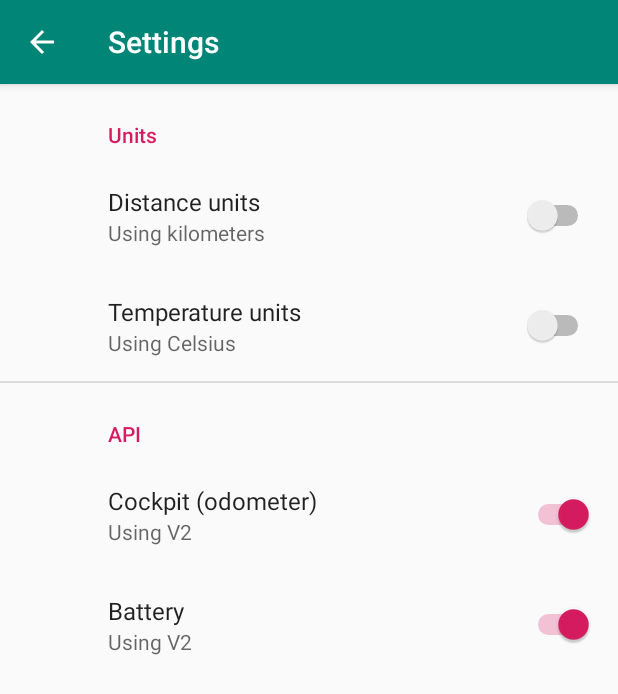
After one commit to robertaramar/MyZOE, an Android app: the SettingsActivity screen opened directly, with no data from a screen before it, on a phone screen of 412 x 824 dp. The commit adds this screen. Shown: the top 694 px of the screen. Run offline under Robolectric (Android 15) with nearby library versions, the phone set to English and light mode, and no system bars; our stand-ins replace androidx.preference.

Commit message:
WE-001: Settings screen working

```diff
--- a/app/src/main/AndroidManifest.xml
+++ b/app/src/main/AndroidManifest.xml
@@ -33,6 +33,10 @@
             android:name=".activities.AboutActivity"
             android:parentActivityName=".activities.MainActivity"
             android:theme="@style/AppTheme.NoActionBar" />
+        <activity
+            android:name=".activities.SettingsActivity"
+            android:parentActivityName=".activities.MainActivity"
+            android:theme="@style/AppTheme.NoActionBar" />
     </application>
 
 </manifest>
--- /dev/null
+++ b/app/src/main/java/de/aramar/zoe/activities/SettingsActivity.java
@@ -0,0 +1,48 @@
+package de.aramar.zoe.activities;
+
+import android.os.Bundle;
+import androidx.appcompat.app.ActionBar;
+import androidx.appcompat.app.AppCompatActivity;
+import androidx.appcompat.widget.Toolbar;
+import android.view.MenuItem;
+import android.view.ViewStub;
+import android.widget.Toast;
+
+import de.aramar.zoe.R;
+import de.aramar.zoe.ui.settings.SettingsFragment;
+
+public class SettingsActivity extends AppCompatActivity {
+
+    @Override
+    protected void onCreate(Bundle savedInstanceState) {
+        super.onCreate(savedInstanceState);
+
+        // View-Elemente aus XML-Layout Datei erzeugen lassen
+        setContentView(R.layout.activity_settings);
+
+        // Initialisieren der App Bar und Aktivieren des Up-Buttons
+        Toolbar toolbar = (Toolbar) findViewById(R.id.toolbar_settings_activity);
+        setSupportActionBar(toolbar);
+        ActionBar actionBar = getSupportActionBar();
+        actionBar.setDisplayHomeAsUpEnabled(true);
+        actionBar.setTitle(getString(R.string.action_settings));
+
+        ViewStub stub = findViewById(R.id.container_stub);
+        stub.inflate();
+
+        getSupportFragmentManager()
+                .beginTransaction()
+                .replace(R.id.container_content, new SettingsFragment())
+                .commit();
+    }
+
+    @Override
+    public boolean onOptionsItemSelected(MenuItem item) {
+        if (item.getItemId() == android.R.id.home) {
+            onBackPressed();
+            return true;
+        }
+        return super.onOptionsItemSelected(item);
+    }
+
+}
--- /dev/null
+++ b/app/src/main/java/de/aramar/zoe/ui/settings/SettingsFragment.java
@@ -0,0 +1,14 @@
+package de.aramar.zoe.ui.settings;
+
+import android.os.Bundle;
+
+import androidx.preference.PreferenceFragmentCompat;
+
+import de.aramar.zoe.R;
+
+public class SettingsFragment extends PreferenceFragmentCompat {
+    @Override
+    public void onCreatePreferences(Bundle savedInstanceState, String rootKey) {
+        setPreferencesFromResource(R.xml.preferences, rootKey);
+    }
+}
--- /dev/null
+++ b/app/src/main/res/layout/activity_settings.xml
@@ -0,0 +1,25 @@
+<?xml version="1.0" encoding="utf-8"?>
+<LinearLayout xmlns:android="http://schemas.android.com/apk/res/android"
+    xmlns:app="http://schemas.android.com/apk/res-auto"
+    android:layout_width="match_parent"
+    android:layout_height="match_parent"
+    android:orientation="vertical">
+
+    <androidx.appcompat.widget.Toolbar
+        android:id="@+id/toolbar_settings_activity"
+        android:layout_width="match_parent"
+        android:layout_height="?attr/actionBarSize"
+        android:background="@color/colorPrimary"
+        android:elevation="@dimen/toolbar_elevation"
+        android:theme="@style/ThemeOverlay.AppCompat.Dark.ActionBar"
+        app:popupTheme="@style/ThemeOverlay.AppCompat.Light" />
+
+    <ViewStub
+        android:id="@+id/container_stub"
+        android:inflatedId="@+id/container_content"
+        android:layout="@layout/component_frame"
+        android:layout_width="match_parent"
+        android:layout_height="match_parent"
+        app:layout_behavior="@string/appbar_scrolling_view_behavior" />
+
+</LinearLayout>
--- a/app/src/main/res/values/dimens.xml
+++ b/app/src/main/res/values/dimens.xml
@@ -17,6 +17,7 @@
 
     <dimen name="card_padding_without_corners">14dp</dimen>
     <dimen name="card_thumbnail_size">46dp</dimen>
+    <dimen name="toolbar_elevation">4dp</dimen>
 
     <dimen name="author_image_size">64dp</dimen>
 
--- a/app/src/main/res/values/styles.xml
+++ b/app/src/main/res/values/styles.xml
@@ -19,6 +19,7 @@
         <item name="about_libraries_dividerLight_openSource">
             @color/about_libraries_dividerLight_openSource
         </item>
+        <item name="preferenceTheme">@style/PreferenceThemeOverlay.v14.Material</item>
     </style>
 
     <style name="AppTheme.NoActionBar">
```
Also changed, not shown: app/build.gradle (+13 -12 lines), app/src/main/java/de/aramar/zoe/activities/MainActivity.java (+7 -2 lines), app/src/main/res/menu/main.xml (+7 -5 lines).
